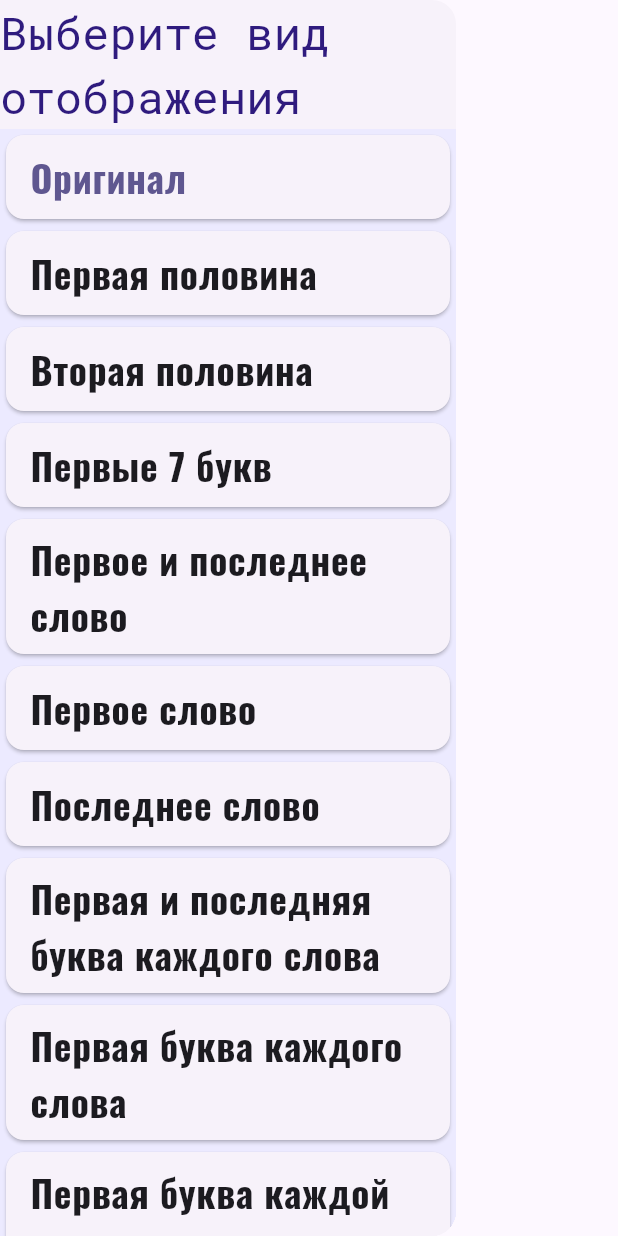
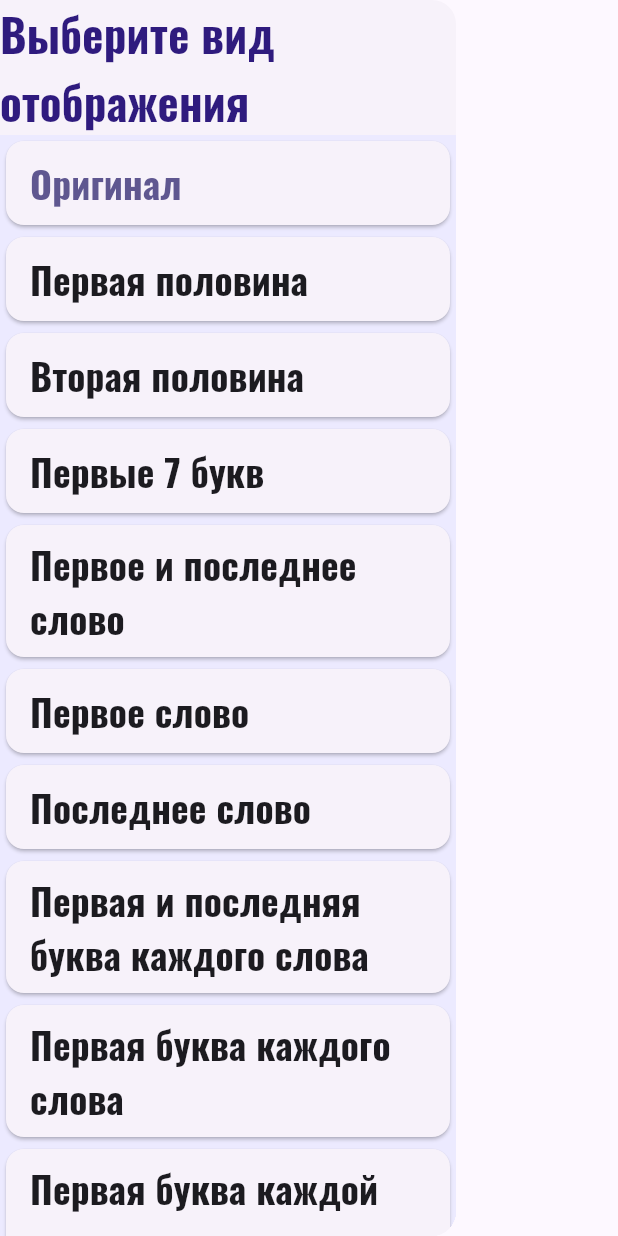
Before and after one commit to 2romanio005/cramming_poems, a Flutter app: the DisplayTypeChooser widget shown alone on an empty page, opened directly with empty values, on a phone screen of 412 x 824 dp. Run offline on Flutter 3.47's test engine with Material 3 defaults, Android fonts, the light colour scheme and no system bars; our stand-ins replace google_fonts; statements that could not run were skipped.

Commit message:
relized textTheme, dont work in poemTitle

```diff
--- a/lib/Decoration/styles.dart
+++ b/lib/Decoration/styles.dart
@@ -9,45 +9,67 @@ ThemeData mainTheme = ThemeData(
     brightness: Brightness.light,
   ),
   textTheme: TextTheme(
-    // TODO: Выбрать нормальные шрифты и размер текста
-    titleLarge: GoogleFonts.oswald(
+    /// название окна
+    headlineMedium: GoogleFonts.oswald(
+      color: ColorFont,
       fontSize: 30,
       fontWeight: FontWeight.bold,
     ),
-    bodyLarge: GoogleFonts.oswald(
+
+    /// заголовок заголовков
+    titleMedium: GoogleFonts.oswald(
+      color: ColorHeader,
+      fontSize: 30,
+      fontWeight: FontWeight.bold,
+    ),
+    /// заголовок стиха
+    titleSmall: GoogleFonts.oswald(
       // rubikMonoOne
       // quantico
       fontSize: 25,
       fontWeight: FontWeight.bold,
     ),
+
+    /// осоновной текст стиха
     bodyMedium: GoogleFonts.robotoMono(
       // anonymousPro
       fontSize: 16,
     ),
-    bodySmall:  GoogleFonts.robotoMono(
-      fontSize: 10,
+
+    /// заголовок всплывающих окон
+    labelLarge: GoogleFonts.oswald(
+      color: ColorFont,
+      fontSize: 25,
+    ),
+    /// текс всплывающих окон
+    labelMedium: GoogleFonts.robotoMono(
+      fontSize: 16,
+    ),
+    /// текст на кнопках
+    labelSmall: GoogleFonts.robotoMono(
+      color: ColorFont,
+      fontSize: 20,
     ),
   ),
 );
 
+/// кнопка несогласия (краснеет)
 ButtonStyle buttonStyleOFF = IconButton.styleFrom(
   backgroundColor: ColorButtonBackground,
   hoverColor: ColorButtonHover,
   foregroundColor: ColorButtonForeground,
   highlightColor: ColorButtonPressedOFF,
 );
-
+/// кнопка согласия (зеленеет)
 ButtonStyle buttonStyleOK = IconButton.styleFrom(
   backgroundColor: ColorButtonBackground,
   hoverColor: ColorButtonHover,
   foregroundColor: ColorButtonForeground,
   highlightColor: ColorButtonPressedOK,
 );
-
+/// обычная кнопка (сереет)
 ButtonStyle buttonStyleDefault = IconButton.styleFrom(
   backgroundColor: ColorButtonBackground,
   hoverColor: ColorButtonHover,
   foregroundColor: ColorButtonForeground,
 );
-
-// TODO перенеси свои стили, а то я боюсь их трогать
--- a/lib/Widgets/displayTypeChooser.dart
+++ b/lib/Widgets/displayTypeChooser.dart
@@ -20,13 +20,7 @@ class _DisplayTypeChooser extends State<DisplayTypeChooser> {
     return Drawer(
       child: Column(
         children: [
-          Text(
-            "Выберите вид отображения",
-            style: TextStyle(
-              color: ColorHeader,
-              fontSize: 30,
-            ),
-          ),
+          Text("Выберите вид отображения", style: Theme.of(context).textTheme.titleMedium),
           Expanded(
             child: Container(
               color: ColorBackground,
@@ -39,12 +33,8 @@ class _DisplayTypeChooser extends State<DisplayTypeChooser> {
                         children: [
                           Expanded(
                             child: ListTile(
-                              title: Text(
-                                namePoemDisplayType[PoemDisplayType.values[index]]!,
-                                style: TextStyle(
-                                  fontSize: 25,
-                                ),
-                              ),
+                              title: Text(namePoemDisplayType[PoemDisplayType.values[index]]!),
+                              titleTextStyle: Theme.of(context).textTheme.titleSmall,
                               selected: index == poemList.selectedPoemDisplayType.index,
                               onTap: () {
                                 setState(() {
@@ -67,7 +57,6 @@ class _DisplayTypeChooser extends State<DisplayTypeChooser> {
   }
 }
 
-
 Map<PoemDisplayType, String> namePoemDisplayType = {
   PoemDisplayType.original: "Оригинал",
   PoemDisplayType.halfLineLeft: "Первая половина",
```
Also changed, not shown: lib/Widgets/confirmationBox.dart (+8 -21 lines), lib/Widgets/homePageView.dart (added, +79 -0 lines), lib/Widgets/poemChooser.dart (+5 -15 lines), lib/futureBuilderHome.dart (+5 -3 lines), lib/homePage.dart (+1 -7 lines), lib/homePageView.dart (deleted, +0 -80 lines).
